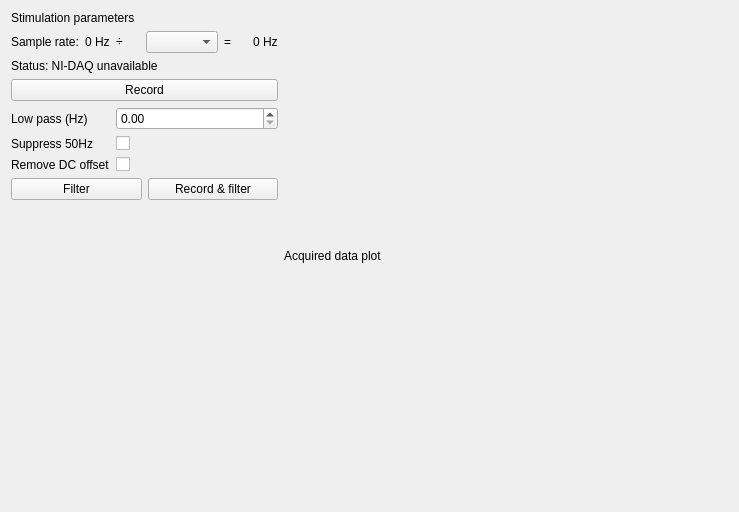
This is app/ui/protocol_window.ui in teuncm/wormenpracticum as Qt 5 draws it before an edit. The edited form follows.
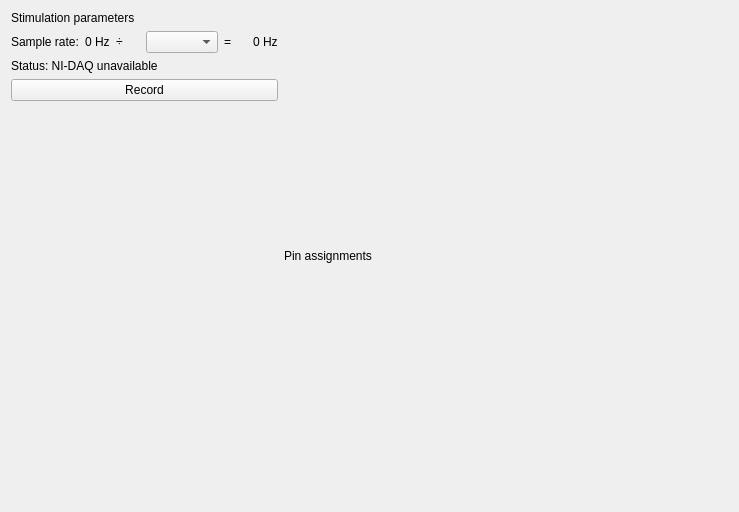
This is the edited form.

```diff
--- a/app/ui/protocol_window.ui
+++ b/app/ui/protocol_window.ui
@@ -86,58 +86,6 @@
        </property>
       </widget>
      </item>
-     <item>
-      <layout class="QFormLayout" name="formLayout_2">
-       <item row="0" column="0">
-        <widget class="QLabel" name="lowpass_label">
-         <property name="text">
-          <string>Low pass (Hz)</string>
-         </property>
-        </widget>
-       </item>
-       <item row="0" column="1">
-        <widget class="QDoubleSpinBox" name="lowPassHzDoubleSpinBox"/>
-       </item>
-       <item row="1" column="0">
-        <widget class="QLabel" name="suppress_label">
-         <property name="text">
-          <string>Suppress 50Hz</string>
-         </property>
-        </widget>
-       </item>
-       <item row="1" column="1">
-        <widget class="QCheckBox" name="suppress50HzCheckBox"/>
-       </item>
-       <item row="2" column="0">
-        <widget class="QLabel" name="remove_dc_offset_label">
-         <property name="text">
-          <string>Remove DC offset</string>
-         </property>
-        </widget>
-       </item>
-       <item row="2" column="1">
-        <widget class="QCheckBox" name="removeDCOffsetCheckBox"/>
-       </item>
-      </layout>
-     </item>
-     <item>
-      <layout class="QHBoxLayout" name="filterActionsLayout">
-       <item>
-        <widget class="QPushButton" name="pushButton_2">
-         <property name="text">
-          <string>Filter</string>
-         </property>
-        </widget>
-       </item>
-       <item>
-        <widget class="QPushButton" name="recordAndApplyButton">
-         <property name="text">
-          <string>Record &amp;&amp; filter</string>
-         </property>
-        </widget>
-       </item>
-      </layout>
-     </item>
      <item>
       <spacer name="verticalSpacer_2">
        <property name="orientation">
@@ -158,7 +106,7 @@
      <item>
       <widget class="QLabel" name="title_lanes">
        <property name="text">
-        <string>Acquired data plot</string>
+        <string>Pin assignments</string>
        </property>
       </widget>
      </item>
```
